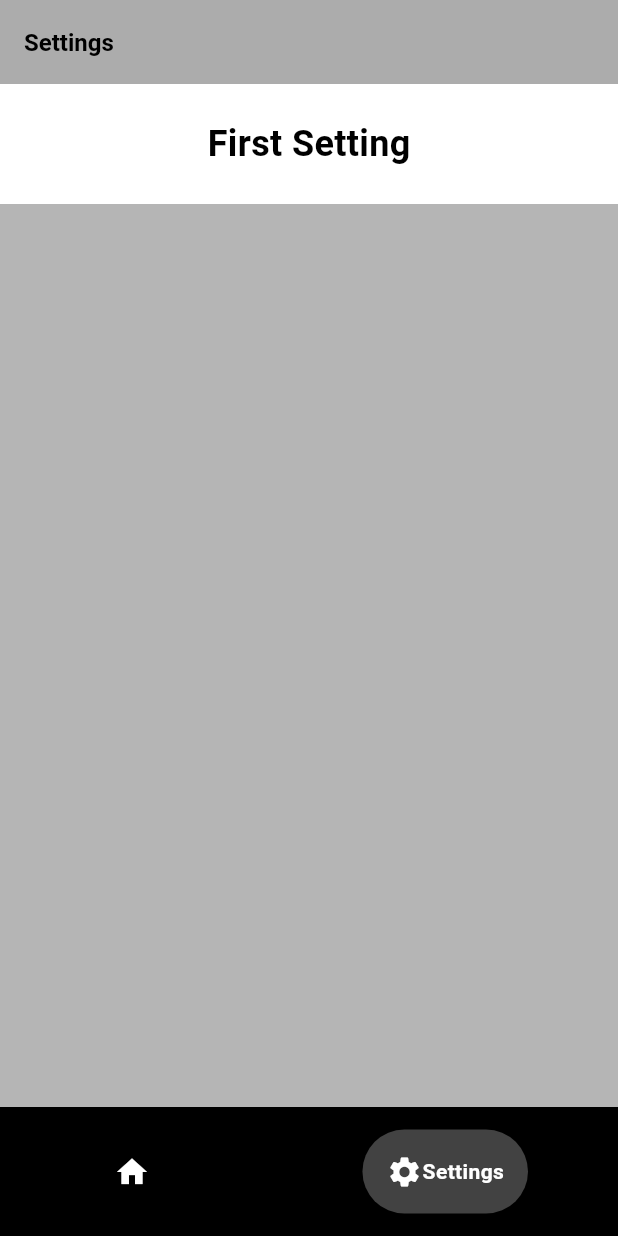
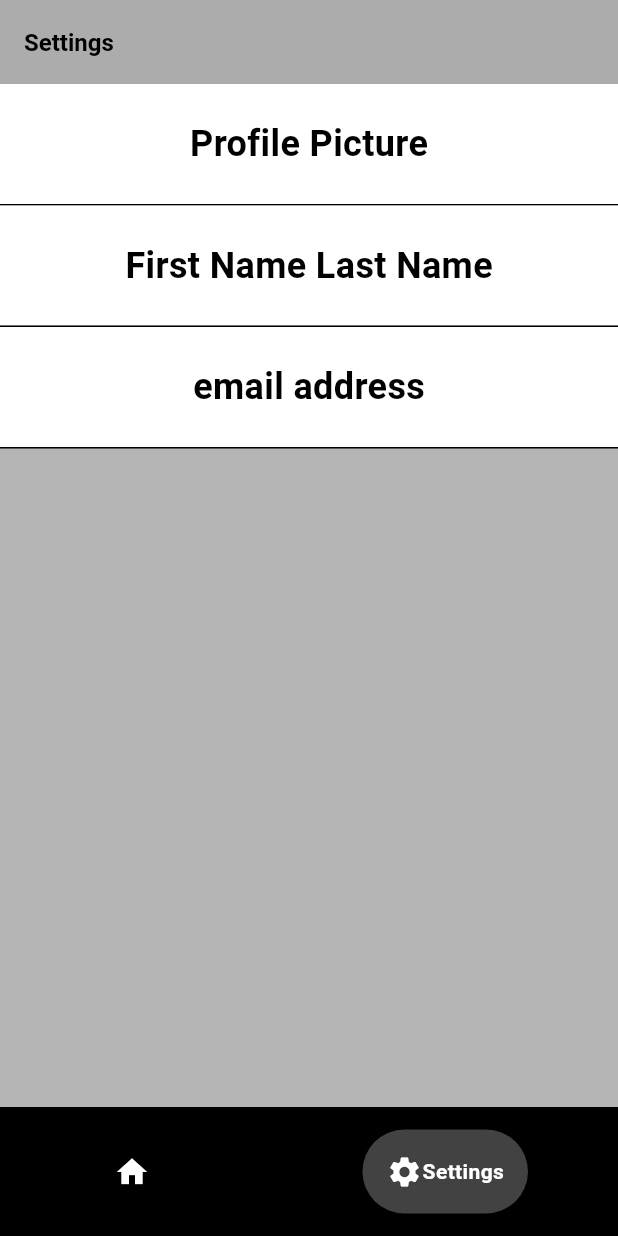
Before and after one commit to AryanRogye/Roll-Amigos, a Flutter app: the screen it shows once a user with an empty profile is signed in, item 2 of the bottom bar chosen, on a phone screen of 412 x 824 dp. Run offline on Flutter 3.47's test engine with Material 3 defaults, Android fonts, the phone set to English and light mode, and no system bars; drawn by our look-alikes of google_nav_bar; our stand-ins replace cloud_firestore, firebase_auth, firebase_core, google_mobile_ads, shared_preferences, smooth_page_indicator; missing offline and left inert: tutorial_coach_mark; accounts and stored records are empty; Roboto replaces fonts that are missing (Poppins).

Commit message:
trying to set a template as to whats going to be in that section

```diff
--- a/lib/pages/settings_page.dart
+++ b/lib/pages/settings_page.dart
@@ -6,6 +6,13 @@ class SettingsPage extends StatefulWidget {
   @override
   State<SettingsPage> createState() => _SettingsPagecState();
 }
+
+//settings page needs to look like this
+// profile picture
+// display name
+// email
+// need the option to change the password
+// need the option to sign out
 
 class _SettingsPagecState extends State<SettingsPage> {
   @override
@@ -16,21 +23,67 @@ class _SettingsPagecState extends State<SettingsPage> {
       ),
       body: Column(
         children: [
-          Container(
+          drawProfilePicture(),
+          Container(color: Colors.black, height: 1),
+          drawDisplayName(),
+          Container(color: Colors.black, height: 1),
+          drawDisplayEmail(),
+          Container(color: Colors.black, height: 1),
+          // drawChangePassword(),
+          // Container(color: Colors.black, height: 1),
+          // drawSignOut(),
+        ],
+      ),
+    );
+  }
+
+  drawProfilePicture() {
+    return Container(
       alignment: Alignment.center,
       width: double.infinity,
       height: 80,
       color: const Color.fromARGB(255, 255, 255, 255),
       child: const Text(
-              "First Setting",
+        "Profile Picture",
         style: TextStyle(
           fontSize: 24,
           fontWeight: FontWeight.bold,
           color: Colors.black,
         ),
       ),
+    );
+  }
+
+  drawDisplayName() {
+    return Container(
+      alignment: Alignment.center,
+      width: double.infinity,
+      height: 80,
+      color: const Color.fromARGB(255, 255, 255, 255),
+      child: const Text(
+        "First Name Last Name",
+        style: TextStyle(
+          fontSize: 24,
+          fontWeight: FontWeight.bold,
+          color: Colors.black,
         ),
-        ],
+      ),
+    );
+  }
+
+  drawDisplayEmail() {
+    return Container(
+      alignment: Alignment.center,
+      width: double.infinity,
+      height: 80,
+      color: const Color.fromARGB(255, 255, 255, 255),
+      child: const Text(
+        "email address",
+        style: TextStyle(
+          fontSize: 24,
+          fontWeight: FontWeight.bold,
+          color: Colors.black,
+        ),
       ),
     );
   }
```
Lines whose indentation alone changed are shown as unchanged.
